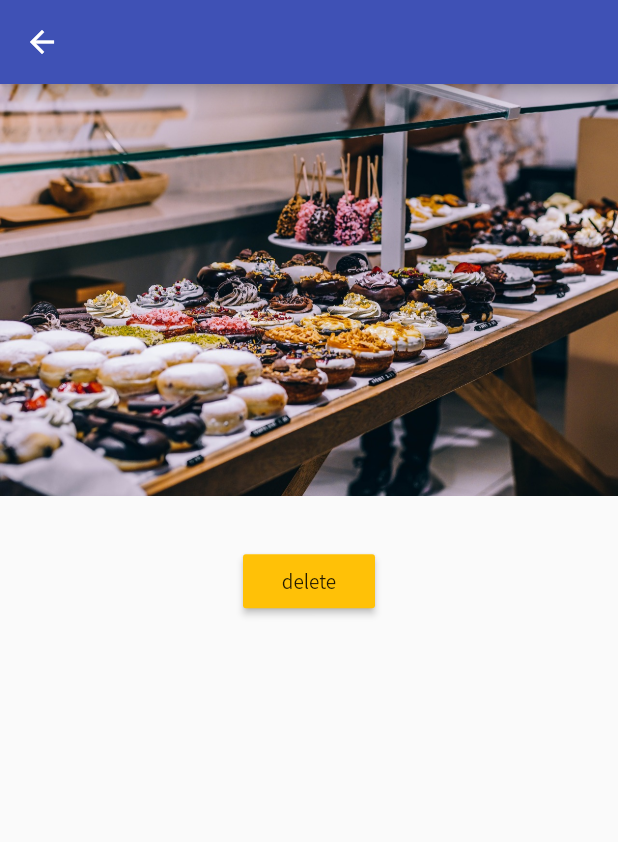
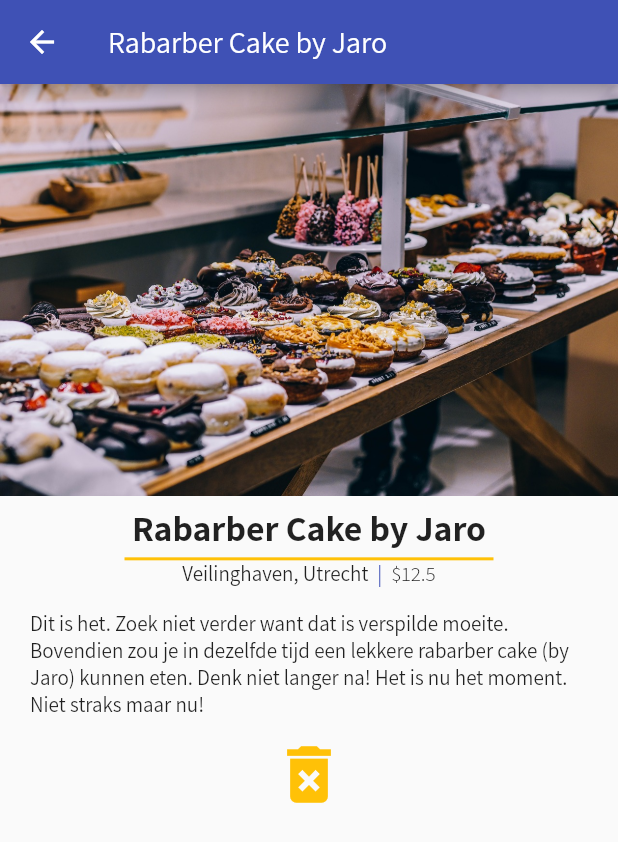
Before and after one commit to jar0m1r/flutplayground, a Flutter app: the ProductsAdminPage screen opened by its route, after a tap on "Save", after a tap on the "info" icon, on a phone screen of 412 x 824 dp. Shown: the top 842 px of the screen. Run offline on Flutter 3.47's test engine with Material 2 defaults, Android fonts, the phone set to English and light mode, and no system bars.

Commit message:
Add ProductPage Details and Styling

```diff
--- a/lib/main.dart
+++ b/lib/main.dart
@@ -20,7 +20,22 @@ class MyApp extends StatefulWidget {
 }
 
 class _MyAppState extends State<MyApp>{
-  List<Map<String, dynamic>> _products = [];
+  List<Map<String, dynamic>> _products = [
+    {
+      'title': 'Rabarber Cake by Jaro',
+      'description': 'Dit is het. Zoek niet verder want dat is verspilde moeite. Bovendien zou je in dezelfde tijd een lekkere rabarber cake (by Jaro) kunnen eten. Denk niet langer na! Het is nu het moment. Niet straks maar nu!',
+      'price': 12.5,
+      'location': 'Veilinghaven, Utrecht',
+      'image': 'assets/food.jpg'
+    },
+    {
+      'title': 'Happy Fudge Pudge',
+      'description': 'Al eeuwen bekend onder de kenners. Happy is de pudge niet. Fudgers zien dat anders and die moeten deze hebben. Ik sla em over in elk geval.',
+      'price': 37.0,
+      'location': 'Markthal, Rotterdam',
+      'image': 'assets/food.jpg'
+    },
+  ];
 
   void _addProduct(Map<String, dynamic> product) {
     setState(() {
@@ -62,7 +77,10 @@ class _MyAppState extends State<MyApp>{
           return MaterialPageRoute<bool>(
             builder: (BuildContext context) => ProductPage(
               _products[index]['title'],
-              _products[index]['image']
+              _products[index]['image'],
+              _products[index]['description'],
+              _products[index]['location'],
+              _products[index]['price'],
             )
           );
         }
--- a/lib/pages/product.dart
+++ b/lib/pages/product.dart
@@ -3,8 +3,11 @@ import 'package:flutter/material.dart';
 class ProductPage extends StatelessWidget {
   final String title;
   final String imageUrl;
+  final String description;
+  final String location;
+  final double price;
 
-  ProductPage(this.title, this.imageUrl);
+  ProductPage(this.title, this.imageUrl, this.description, this.location, this.price);
 
   _showWarningDialog(BuildContext context){
     return showDialog( // Future so could do .then but in this case using Navigator.pop
@@ -45,18 +48,77 @@ class ProductPage extends StatelessWidget {
         appBar: AppBar(
           title: Text(title)
         ),
-        body: Column(
+        body: SingleChildScrollView(
+          child: Column(
             crossAxisAlignment: CrossAxisAlignment.center,
             children: [
               Image.asset(imageUrl),
               Container(
+                decoration: BoxDecoration(
+                  border: Border(
+                    bottom: BorderSide(
+                      color: Theme.of(context).accentColor,
+                      width: 2.0
+                    )
+                  )
+                ),
                 padding: EdgeInsets.all(5.0),
-              child: Text(title)
+                child: Text(
+                  title,
+                  style: TextStyle(
+                    fontSize: 24.0,
+                    fontWeight: FontWeight.bold,
+                  )
+                )
+              ),
+              Container(
+                child: Row(
+                  mainAxisAlignment: MainAxisAlignment.center,
+                  children: <Widget>[
+                    Text(
+                      location,
+                      style: TextStyle(
+                        fontSize: 14.0,
+                        fontWeight: FontWeight.normal
+                      )
+                    ),
+                    Container(
+                      margin: EdgeInsets.symmetric(horizontal: 6.0),
+                      child: Text(
+                        '|',
+                        style: TextStyle(
+                          fontSize: 14.0,
+                          fontWeight: FontWeight.normal,
+                          color: Theme.of(context).primaryColor
+                        )
+                      ),
+                    ),
+                    Text(
+                      '\$${price.toString()}',
+                      style: TextStyle(
+                        fontSize: 14.0,
+                        fontWeight: FontWeight.w300
+                      )
+                    )
+                  ]
+                )
+              ),
+              SizedBox(height: 15.0),
+              Container(
+                padding: EdgeInsets.symmetric(horizontal: 20.0),
+                child: Text(
+                  description,
+                  style: TextStyle(
+                    fontSize: 14.0,
+                    fontWeight: FontWeight.normal
+                  )
+                )
               ),
               Container(
                 padding: EdgeInsets.all(5.0),
-              child: RaisedButton(
-                child: Text('delete'),
+                child: IconButton(
+                  iconSize: 50.0,
+                  icon: Icon(Icons.delete_forever),
                   color: Theme.of(context).accentColor,
                   //onPressed: () => Navigator.pop(context, true)
                   onPressed: () => _showWarningDialog(context) //anonymous function reference
@@ -64,6 +126,7 @@ class ProductPage extends StatelessWidget {
                 )
               )
             ]
+          ),
         )
       )
     );
--- a/lib/pages/product_create.dart
+++ b/lib/pages/product_create.dart
@@ -14,6 +14,7 @@ class ProductCreatePage extends StatefulWidget {
 class _ProductCreatePageState extends State<ProductCreatePage> {
   String _titleValue = '';
   String _descriptionValue = '';
+  String _locationValue = '';
   double _priceValue;
 
   @override
@@ -24,7 +25,7 @@ class _ProductCreatePageState extends State<ProductCreatePage> {
         children: <Widget>[
           TextField(
             decoration: InputDecoration(
-              labelText: 'Product Title',
+              labelText: 'Title',
             ),
             onChanged: (String value){
               setState((){
@@ -35,7 +36,7 @@ class _ProductCreatePageState extends State<ProductCreatePage> {
           TextField(
             maxLines: 4,
             decoration: InputDecoration(
-              labelText: 'Product Description',
+              labelText: 'Description',
             ),
             onChanged: (String value){
               setState((){
@@ -44,9 +45,19 @@ class _ProductCreatePageState extends State<ProductCreatePage> {
             }
           ),
           TextField(
+            decoration: InputDecoration(
+              labelText: 'location',
+            ),
+            onChanged: (String value){
+              setState((){
+                _locationValue = value;
+              });
+            }
+          ),
+          TextField(
             keyboardType: TextInputType.number,
             decoration: InputDecoration(
-              labelText: 'Product Price',
+              labelText: 'Price',
             ),
             onChanged: (String value){
               setState((){
@@ -64,6 +75,7 @@ class _ProductCreatePageState extends State<ProductCreatePage> {
                 'title': _titleValue,
                 'description': _descriptionValue,
                 'price': _priceValue,
+                'location': _locationValue,
                 'image': 'assets/food.jpg'
               };
               widget.addProduct(product);
--- a/lib/products.dart
+++ b/lib/products.dart
@@ -65,7 +65,7 @@ class Products extends StatelessWidget {
                       border: Border.all(width: 0.5, color: Colors.grey),),
                   child:
                     Text(
-                      'Veilinghaven, Utrecht',
+                      products[index]['location'],
                       style: TextStyle(
                         fontSize: 14.0,
                         fontWeight: FontWeight.normal,
```
Lines whose indentation alone changed are shown as unchanged.
